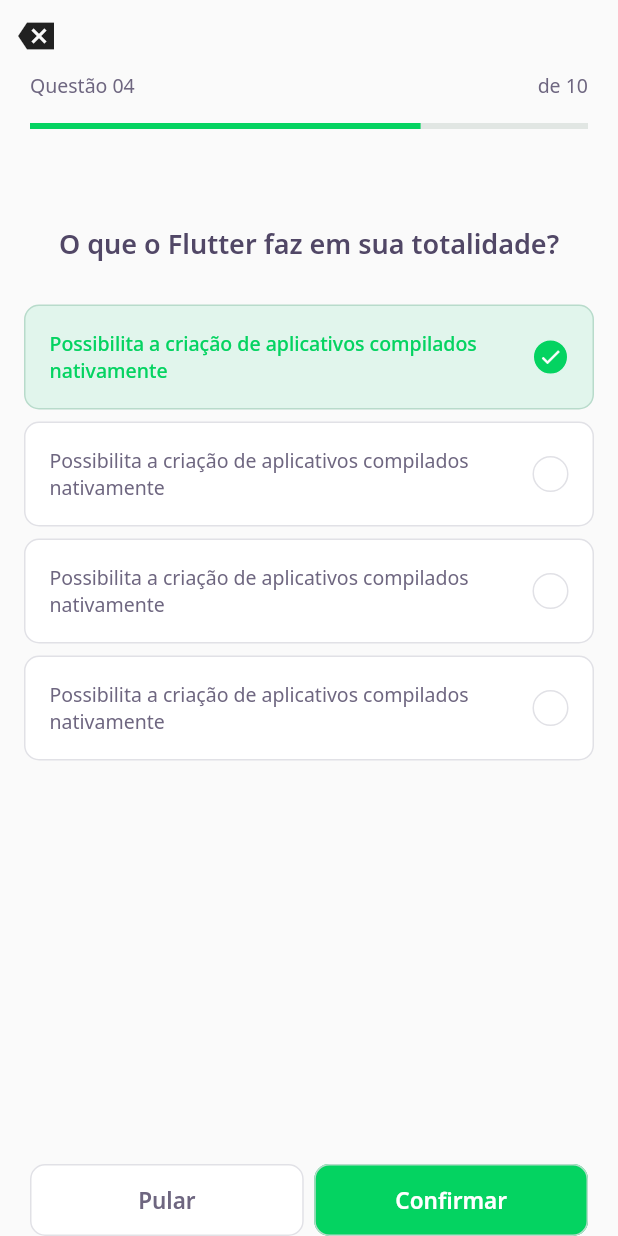
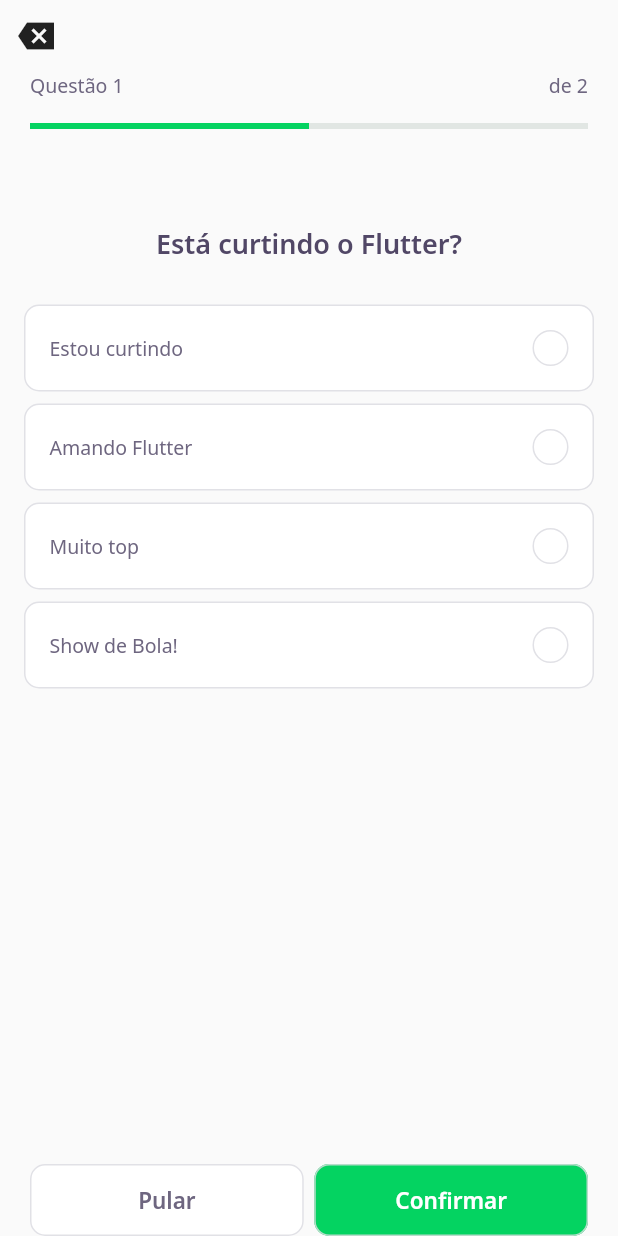
Before and after one commit to Flaviohmm/DevQuiz-Flutter, a Flutter app: the screen it shows after launch, after a tap on "NLW 5 Flutter", on a phone screen of 412 x 824 dp. Run offline on Flutter 3.47's test engine with Material 2 defaults, Android fonts, the phone set to English and light mode, and no system bars; our stand-ins replace google_fonts; accounts and stored records are empty; network calls fail.

Commit message:
NLW#5 - ChallengeController (Responsável por controlar as questões)

```diff
--- /dev/null
+++ b/lib/challenge/challenge_controller.dart
@@ -0,0 +1,9 @@
+// CurrentPage
+
+import 'package:flutter/foundation.dart';
+
+class ChallengeController {
+  final currentPageNotifier = ValueNotifier<int>(1);
+  int get currentPage => currentPageNotifier.value;
+  set currentPage(int value) => currentPageNotifier.value = value;
+}
--- a/lib/challenge/challenge_page.dart
+++ b/lib/challenge/challenge_page.dart
@@ -1,16 +1,29 @@
+import 'package:dev_quiz/challenge/challenge_controller.dart';
 import 'package:dev_quiz/challenge/widgets/next_button/next_button_widget.dart';
 import 'package:dev_quiz/challenge/widgets/question_indicator/question_indicator_widget.dart';
 import 'package:dev_quiz/challenge/widgets/quiz/quiz_widget.dart';
+import 'package:dev_quiz/shared/models/question_model.dart';
 import 'package:flutter/material.dart';
 
 class ChallengePage extends StatefulWidget {
-  ChallengePage({Key? key}) : super(key: key);
+  final List<QuestionModel> questions;
+  ChallengePage({Key? key, required this.questions}) : super(key: key);
 
   @override
   _ChallengePageState createState() => _ChallengePageState();
 }
 
 class _ChallengePageState extends State<ChallengePage> {
+  final controller = ChallengeController();
+  final pageController = PageController();
+  @override
+  void initState() {
+    pageController.addListener(() {
+      controller.currentPage = pageController.page!.toInt() + 1;
+    });
+    super.initState();
+  }
+
   @override
   Widget build(BuildContext context) {
     return Scaffold(
@@ -26,13 +39,21 @@ class _ChallengePageState extends State<ChallengePage> {
                 onPressed: () {
                   Navigator.pop(context);
               }),
-              QuestionIndicatorWidget(),
+              ValueListenableBuilder<int>(
+                valueListenable: controller.currentPageNotifier,
+                builder: (context, value, _) => QuestionIndicatorWidget(
+                  currentPage: value,
+                  length: widget.questions.length
+                )
+              )
             ],
           )
         ),
       ),
-      body: QuizWidget(
-        title: "O que o Flutter faz em sua totalidade?",
+      body: PageView(
+        physics: NeverScrollableScrollPhysics(),
+        controller: pageController,
+        children: widget.questions.map((e) => QuizWidget(question: e)).toList()
       ),
       bottomNavigationBar: SafeArea(
         bottom: true,
@@ -41,7 +62,17 @@ class _ChallengePageState extends State<ChallengePage> {
           child: Row(
             mainAxisAlignment: MainAxisAlignment.spaceAround,
             children: [
-              Expanded(child: NextButtonWidget.white(label: "Pular", onTap: () {},)),
+              Expanded(
+                child: NextButtonWidget.white(
+                  label: "Pular",
+                  onTap: () {
+                    pageController.nextPage(
+                      duration: Duration(milliseconds: 100),
+                      curve: Curves.linear
+                    );
+                  },
+                )
+              ),
               SizedBox(width: 7),
               Expanded(child: NextButtonWidget.green(label: "Confirmar", onTap: () {}))
             ],
--- a/lib/challenge/widgets/question_indicator/question_indicator_widget.dart
+++ b/lib/challenge/widgets/question_indicator/question_indicator_widget.dart
@@ -3,7 +3,13 @@ import 'package:dev_quiz/shared/widgets/progress_indicator/progress_indicator_wi
 import 'package:flutter/material.dart';
 
 class QuestionIndicatorWidget extends StatelessWidget {
-  const QuestionIndicatorWidget({Key? key}) : super(key: key);
+  final int currentPage;
+  final int length;
+  const QuestionIndicatorWidget({
+    Key? key,
+    required this.currentPage,
+    required this.length
+  }) : super(key: key);
 
   @override
   Widget build(BuildContext context) {
@@ -15,11 +21,11 @@ class QuestionIndicatorWidget extends StatelessWidget {
             mainAxisAlignment: MainAxisAlignment.spaceBetween,
             children: [
               Text(
-                "Questão 04",
+                "Questão $currentPage",
                 style: AppTextStyles.body,
               ),
               Text(
-                "de 10",
+                "de $length",
                 style: AppTextStyles.body,
               )
             ],
@@ -27,7 +33,7 @@ class QuestionIndicatorWidget extends StatelessWidget {
           SizedBox(
             height: 16,
           ),
-          ProgressIndicatorWidget(value: 0.7)
+          ProgressIndicatorWidget(value: currentPage / length)
         ],
       ),
     );
--- a/lib/challenge/widgets/quiz/quiz_widget.dart
+++ b/lib/challenge/widgets/quiz/quiz_widget.dart
@@ -1,10 +1,11 @@
 import 'package:dev_quiz/challenge/widgets/awnser/awnser_widget.dart';
 import 'package:dev_quiz/core/core.dart';
+import 'package:dev_quiz/shared/models/question_model.dart';
 import 'package:flutter/material.dart';
 
 class QuizWidget extends StatelessWidget {
-  final String title;
-  const QuizWidget({Key? key, required this.title}) : super(key: key);
+  final QuestionModel question;
+  const QuizWidget({Key? key, required this.question}) : super(key: key);
 
   @override
   Widget build(BuildContext context) {
@@ -15,26 +16,20 @@ class QuizWidget extends StatelessWidget {
             height: 64,
           ),
           Text(
-            title,
+            question.title,
             style: AppTextStyles.heading,
           ),
           SizedBox(
             height: 24,
           ),
-          AwnserWidget(
-            isRight: true,
-            isSelected: true,
-            title: "Possibilita a criação de aplicativos compilados nativamente",
-          ),
-          AwnserWidget(
-            title: "Possibilita a criação de aplicativos compilados nativamente",
-          ),
-          AwnserWidget(
-            title: "Possibilita a criação de aplicativos compilados nativamente",
-          ),
-          AwnserWidget(
-            title: "Possibilita a criação de aplicativos compilados nativamente",
-          ),
+          ...question.awnsers
+              .map(
+                (e) => AwnserWidget(
+                  isRight: e.isRight,
+                  title: e.title,
+                ),
+              )
+              .toList()
         ],
       ),
     );
--- a/lib/home/home_page.dart
+++ b/lib/home/home_page.dart
@@ -78,7 +78,9 @@ class _HomePageState extends State<HomePage> {
                               Navigator.push(
                                 context,
                                 MaterialPageRoute(builder: (context) =>
-                                  ChallengePage()
+                                  ChallengePage(
+                                    questions: e.questions
+                                  )
                                 )
                               );
                             },
```
